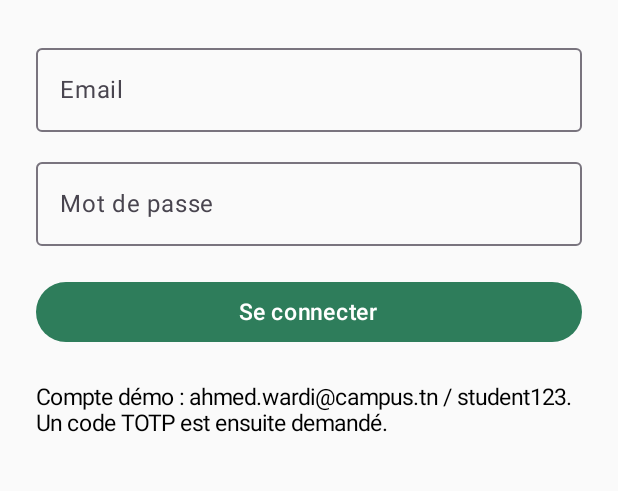
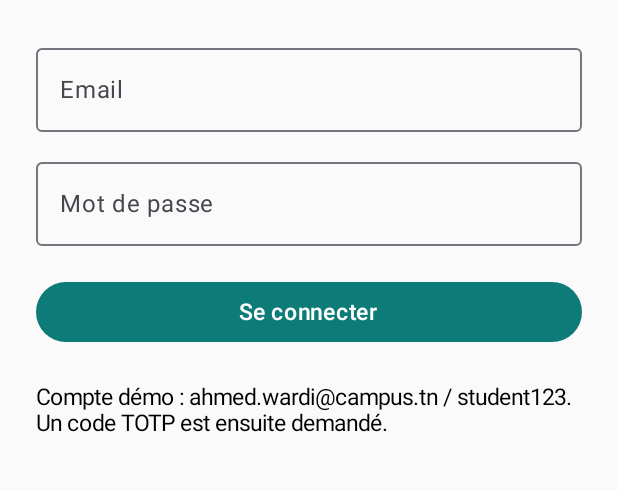
Before and after one commit to oussama-hlali/Projet-integration, an Android app built with Jetpack Compose: the screen it shows after launch (MainActivity), on a phone screen of 412 x 824 dp, the part 420-911 px from its top. Run offline under Robolectric (Android 15) with nearby library versions, the phone set to English and light mode, and no system bars.

Commit message:
mobile: align splash UI with Smart Campus web splash
Co-authored-by: Ahmed Wardi <wardiahmed21@gmail.com>

```diff
--- a/android/app/src/main/java/com/smartcampus/mobile/core/ui/theme/Color.kt
+++ b/android/app/src/main/java/com/smartcampus/mobile/core/ui/theme/Color.kt
@@ -2,8 +2,19 @@ package com.smartcampus.mobile.core.ui.theme
 
 import androidx.compose.ui.graphics.Color
 
-val GreenPrimary = Color(0xFF2E7D5B)
-val GreenDark = Color(0xFF1E5C43)
-val GreenLight = Color(0xFFA5D6B8)
-val SurfaceSoft = Color(0xFFF5F8F6)
-val ErrorRed = Color(0xFFB3261E)
+/* Couleurs alignées sur les tokens du web Smart Campus (_tokens.scss / splash.scss). */
+
+val SplashCanvas = Color(0xFFF4F6FB)
+val Ink = Color(0xFF111C3A)
+val Accent = Color(0xFF0D7C78)
+val AccentBright = Color(0xFF2DD4BF)
+val AccentGlow = Color(0x242DD4BF)
+
+val WebSurface = Color(0xFFFFFFFF)
+val WebSurfaceMuted = Color(0xFFF4F7FB)
+
+val DarkCanvas = Color(0xFF0D0F13)
+val DarkSurface = Color(0xFF16191F)
+val DarkAccent = Color(0xFF6FE3D4)
+
+val ErrorRed = Color(0xFFA52A24)
--- a/android/app/src/main/java/com/smartcampus/mobile/core/ui/theme/Theme.kt
+++ b/android/app/src/main/java/com/smartcampus/mobile/core/ui/theme/Theme.kt
@@ -8,19 +8,28 @@ import androidx.compose.runtime.Composable
 import androidx.compose.ui.graphics.Color
 
 private val LightColors = lightColorScheme(
-    primary = GreenPrimary,
+    primary = Accent,
     onPrimary = Color.White,
-    primaryContainer = GreenLight,
-    onPrimaryContainer = GreenDark,
-    surface = SurfaceSoft,
+    primaryContainer = AccentBright,
+    onPrimaryContainer = Ink,
+    surface = WebSurface,
+    onSurface = Ink,
+    surfaceVariant = WebSurfaceMuted,
+    background = SplashCanvas,
+    onBackground = Ink,
     error = ErrorRed
 )
 
 private val DarkColors = darkColorScheme(
-    primary = GreenLight,
-    onPrimary = GreenDark,
-    primaryContainer = GreenDark,
-    onPrimaryContainer = GreenLight,
+    primary = DarkAccent,
+    onPrimary = DarkCanvas,
+    primaryContainer = Accent,
+    onPrimaryContainer = Color.White,
+    surface = DarkSurface,
+    onSurface = Color.White,
+    surfaceVariant = DarkSurface,
+    background = DarkCanvas,
+    onBackground = Color.White,
     error = ErrorRed
 )
 
--- a/android/app/src/main/java/com/smartcampus/mobile/feature/splash/SplashScreen.kt
+++ b/android/app/src/main/java/com/smartcampus/mobile/feature/splash/SplashScreen.kt
@@ -1,17 +1,64 @@
 package com.smartcampus.mobile.feature.splash
 
+import androidx.compose.foundation.BorderStroke
+import androidx.compose.foundation.Canvas
+import androidx.compose.foundation.background
+import androidx.compose.foundation.layout.Arrangement
+import androidx.compose.foundation.layout.Box
+import androidx.compose.foundation.layout.Column
+import androidx.compose.foundation.layout.Spacer
+import androidx.compose.foundation.layout.fillMaxSize
+import androidx.compose.foundation.layout.height
+import androidx.compose.foundation.layout.padding
+import androidx.compose.foundation.layout.size
+import androidx.compose.material3.ButtonDefaults
+import androidx.compose.material3.CircularProgressIndicator
+import androidx.compose.material3.OutlinedButton
+import androidx.compose.material3.Text
 import androidx.compose.runtime.Composable
 import androidx.compose.runtime.LaunchedEffect
+import androidx.compose.runtime.getValue
+import androidx.compose.runtime.mutableStateOf
+import androidx.compose.runtime.remember
+import androidx.compose.runtime.setValue
+import androidx.compose.ui.Alignment
+import androidx.compose.ui.Modifier
+import androidx.compose.ui.graphics.Brush
+import androidx.compose.ui.graphics.Color
+import androidx.compose.ui.graphics.Path
+import androidx.compose.ui.text.font.FontWeight
+import androidx.compose.ui.unit.dp
+import androidx.compose.ui.unit.sp
 import com.smartcampus.mobile.core.datastore.UserPreferences
-import com.smartcampus.mobile.core.ui.components.LoadingBox
+import com.smartcampus.mobile.core.ui.theme.Accent
+import com.smartcampus.mobile.core.ui.theme.AccentBright
+import com.smartcampus.mobile.core.ui.theme.AccentGlow
+import com.smartcampus.mobile.core.ui.theme.Ink
+import com.smartcampus.mobile.core.ui.theme.SplashCanvas
 import com.smartcampus.mobile.feature.auth.AuthRepository
 
+/**
+ * Splash aligné sur le splash web Smart Campus :
+ * canvas clair, halo teal, gem, titre "Smart Campus", "◆ 2026" et ENTER.
+ *
+ * UX Android : la vérification de session continue en arrière-plan.
+ * ENTER permet d’aller directement au login sans attendre.
+ */
 @Composable
 fun SplashScreen(
     repository: AuthRepository,
     prefs: UserPreferences,
     onReady: (authenticated: Boolean) -> Unit
 ) {
+    var leaving by remember { mutableStateOf(false) }
+
+    fun leave(authenticated: Boolean) {
+        if (!leaving) {
+            leaving = true
+            onReady(authenticated)
+        }
+    }
+
     LaunchedEffect(Unit) {
         val hasSessionHint = prefs.sessionHint()
         val authenticated = if (hasSessionHint) {
@@ -19,8 +66,99 @@ fun SplashScreen(
         } else {
             false
         }
-        onReady(authenticated)
+        leave(authenticated)
     }
 
-    LoadingBox("Ouverture de Smart Campus…")
+    Box(
+        modifier = Modifier
+            .fillMaxSize()
+            .background(SplashCanvas)
+    ) {
+        Box(
+            modifier = Modifier
+                .fillMaxSize()
+                .background(
+                    Brush.radialGradient(
+                        colors = listOf(AccentGlow, Color.Transparent)
+                    )
+                )
+        )
+
+        Column(
+            modifier = Modifier
+                .fillMaxSize()
+                .padding(24.dp),
+            horizontalAlignment = Alignment.CenterHorizontally,
+            verticalArrangement = Arrangement.Center
+        ) {
+            GemMark()
+
+            Spacer(Modifier.height(28.dp))
+
+            Text(
+                text = "Smart Campus",
+                color = Ink,
+                fontSize = 34.sp,
+                fontWeight = FontWeight.Bold,
+                letterSpacing = (-1).sp
+            )
+
+            Spacer(Modifier.height(6.dp))
+
+            Text(
+                text = "◆ 2026",
+                color = Accent,
+                fontSize = 13.sp,
+                fontWeight = FontWeight.Bold,
+                letterSpacing = 4.sp
+            )
+
+            Spacer(Modifier.height(28.dp))
+
+            OutlinedButton(
+                onClick = { leave(false) },
+                border = BorderStroke(1.dp, Accent),
+                colors = ButtonDefaults.outlinedButtonColors(contentColor = Ink)
+            ) {
+                Text(
+                    text = "ENTER",
+                    fontSize = 12.sp,
+                    fontWeight = FontWeight.Bold,
+                    letterSpacing = 3.sp
+                )
+            }
+
+            Spacer(Modifier.height(16.dp))
+
+            CircularProgressIndicator(
+                modifier = Modifier.size(18.dp),
+                color = Accent,
+                strokeWidth = 2.dp
+            )
+        }
+    }
 }
+
+@Composable
+private fun GemMark() {
+    Canvas(modifier = Modifier.size(88.dp, 132.dp)) {
+        val gem = Path().apply {
+            moveTo(size.width / 2f, 0f)
+            lineTo(size.width, size.height * 0.38f)
+            lineTo(size.width / 2f, size.height * 0.51f)
+            lineTo(0f, size.height * 0.38f)
+            close()
+        }
+
+        drawPath(
+            path = gem,
+            brush = Brush.linearGradient(
+                colors = listOf(
+                    AccentBright,
+                    Accent,
+                    Color(0xFF084C4A)
+                )
+            )
+        )
+    }
+}
```
Also changed, not shown: 1 other file.
